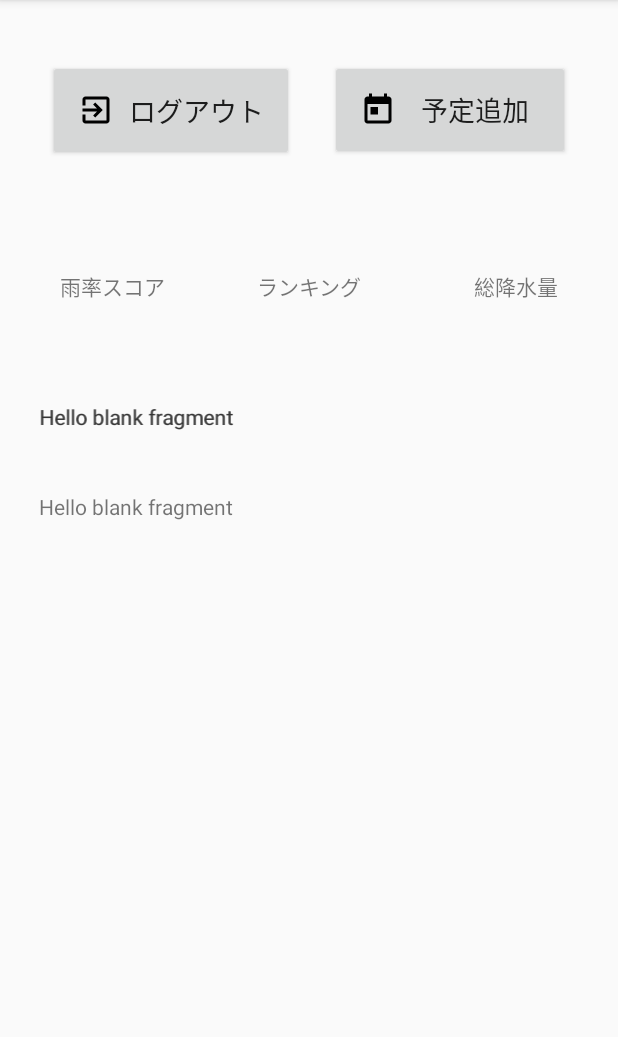
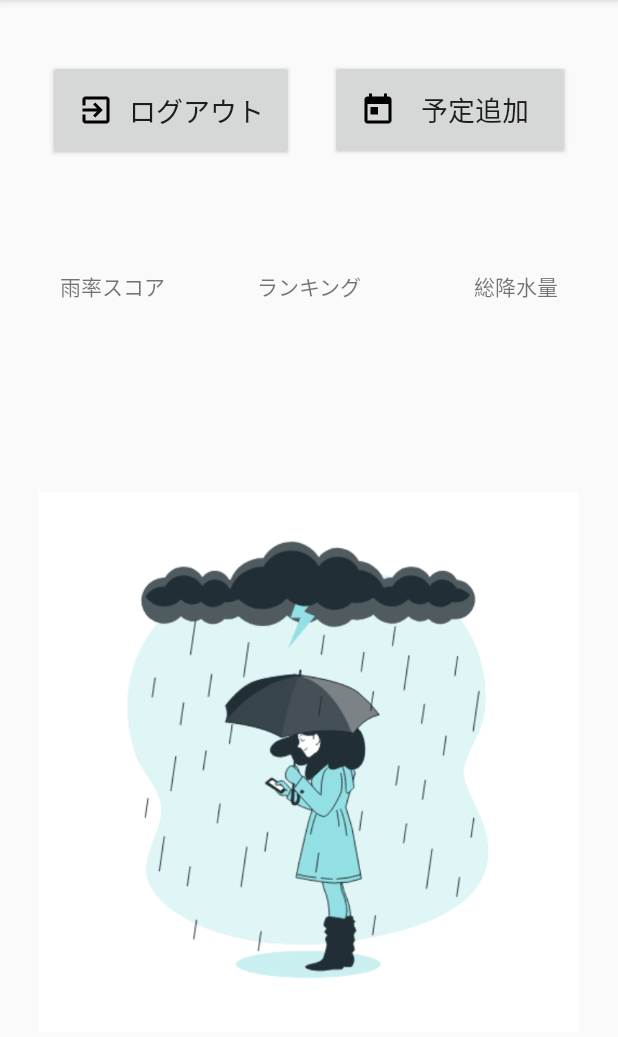
Before and after one commit to ASO1801023/Sunny, an Android app: the detail screen opened directly, with no data from a screen before it, on a phone screen of 412 x 824 dp, the part 84-1121 px from its top. Run offline under Robolectric (Android 15) with nearby library versions, the phone set to English and light mode, and no system bars.

Commit message:
edited ditail.kt

```diff
--- a/app/src/main/java/jp/ac/asojuku/sunny/detail.kt
+++ b/app/src/main/java/jp/ac/asojuku/sunny/detail.kt
@@ -2,6 +2,7 @@ package jp.ac.asojuku.sunny
 
 import androidx.appcompat.app.AppCompatActivity
 import android.os.Bundle
+import kotlinx.android.synthetic.main.activity_detail.*
 
 class detail : AppCompatActivity() {
 
@@ -9,4 +10,15 @@ class detail : AppCompatActivity() {
         super.onCreate(savedInstanceState)
         setContentView(R.layout.activity_detail)
     }
+
+    override fun onResume() {
+        super.onResume()
+
+        this.ameritu_score.setOnClickListener{
+            val fragment = fragment_ameritu_score();
+            val fragmentManager = this.supportFragmentManager;
+            val fragmentTransaction = fragmentManager.beginTransaction();
+
+        }
+    }
 }
--- a/app/src/main/res/layout/fragment_ameritu_score.xml
+++ b/app/src/main/res/layout/fragment_ameritu_score.xml
@@ -1,14 +1,14 @@
 <?xml version="1.0" encoding="utf-8"?>
 <FrameLayout xmlns:android="http://schemas.android.com/apk/res/android"
+    xmlns:app="http://schemas.android.com/apk/res-auto"
     xmlns:tools="http://schemas.android.com/tools"
     android:layout_width="match_parent"
     android:layout_height="match_parent"
-    tools:context=".fragment_ameritu_score">
+    tools:context=".fragment_ameritu_score" >
 
-    <!-- TODO: Update blank fragment layout -->
-    <TextView
-        android:layout_width="match_parent"
-        android:layout_height="match_parent"
-        android:text="@string/hello_blank_fragment" />
-
+    <ImageView
+        android:id="@+id/image_ameritu_score"
+        android:layout_width="wrap_content"
+        android:layout_height="wrap_content"
+        android:src="@drawable/rainygirl" />
 </FrameLayout>
--- a/app/src/main/res/layout/fragment_ranking.xml
+++ b/app/src/main/res/layout/fragment_ranking.xml
@@ -3,12 +3,4 @@
     xmlns:tools="http://schemas.android.com/tools"
     android:layout_width="match_parent"
     android:layout_height="match_parent"
-    tools:context=".fragment_ranking">
-
-    <!-- TODO: Update blank fragment layout -->
-    <TextView
-        android:layout_width="match_parent"
-        android:layout_height="match_parent"
-        android:text="@string/hello_blank_fragment" />
-
-</FrameLayout>
+    tools:context=".fragment_ranking"/>
--- a/app/src/main/res/layout/fragment_total_precipitation.xml
+++ b/app/src/main/res/layout/fragment_total_precipitation.xml
@@ -3,12 +3,4 @@
     xmlns:tools="http://schemas.android.com/tools"
     android:layout_width="match_parent"
     android:layout_height="match_parent"
-    tools:context=".fragment_total_precipitation">
-
-    <!-- TODO: Update blank fragment layout -->
-    <TextView
-        android:layout_width="match_parent"
-        android:layout_height="match_parent"
-        android:text="@string/hello_blank_fragment" />
-
-</FrameLayout>
+    tools:context=".fragment_total_precipitation"/>
```
Also changed, not shown: app/src/main/res/drawable-v24/Nomal.jpg (added), app/src/main/res/drawable-v24/Unknown.jpg (added).
